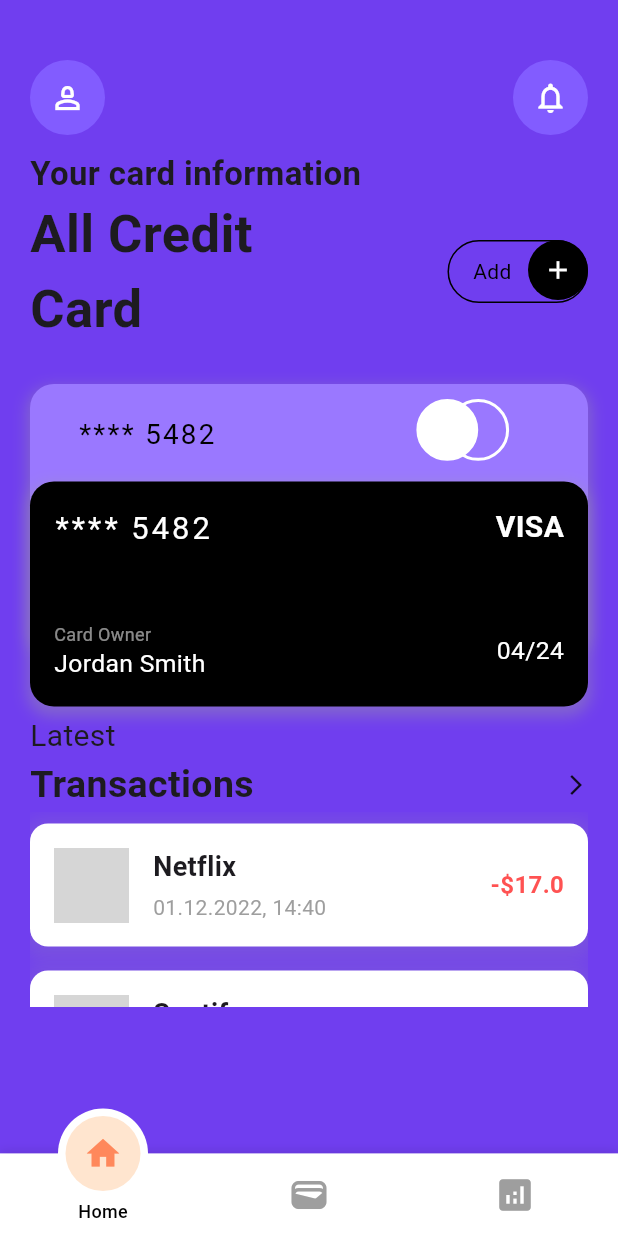
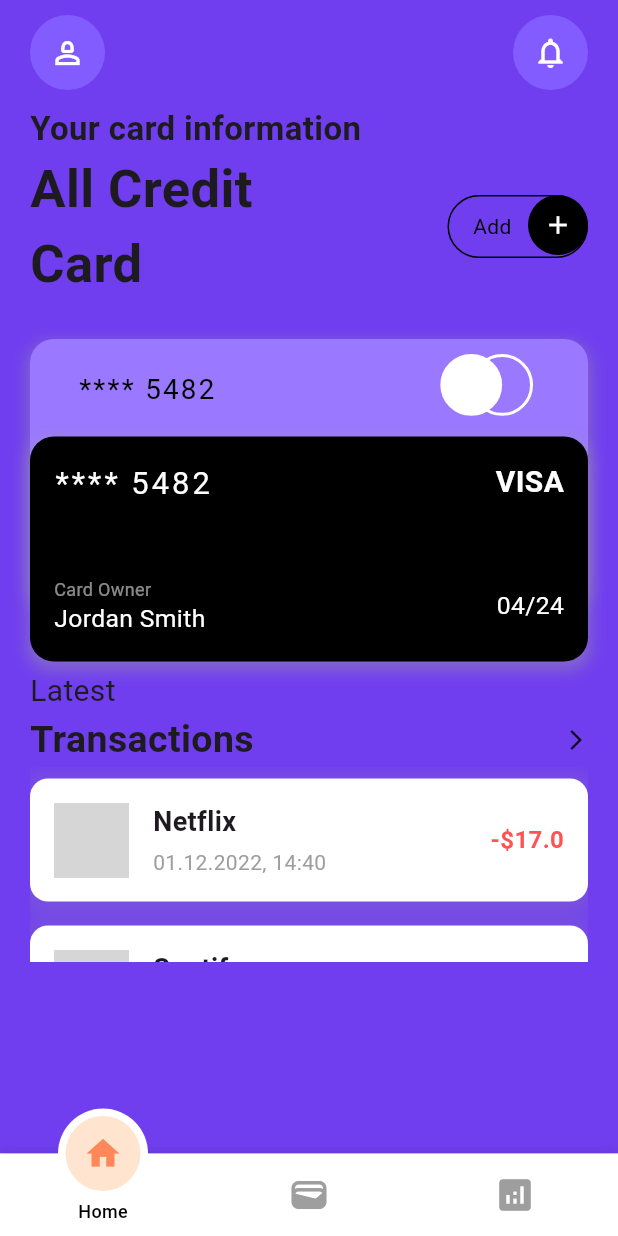
Before and after one commit to myaasiinh/banking_app, a Flutter app: the screen it shows after launch, on a phone screen of 412 x 824 dp. Run offline on Flutter 3.47's test engine with Material 3 defaults, Android fonts, the phone set to English and light mode, and no system bars; drawn by our look-alikes of motion_tab_bar_v2; Roboto replaces fonts that are missing (Poppins); grey boxes are pictures that could not be loaded.

Commit message:
improve home layout, analitik layout and several widget

```diff
--- a/lib/core/config/my_app.dart
+++ b/lib/core/config/my_app.dart
@@ -1,4 +1,5 @@
 import 'package:flutter/material.dart';
+
 import '../utils/route_app.dart';
 
 class MyApp extends StatelessWidget {
--- a/lib/core/global_component/credit_card_custom.dart
+++ b/lib/core/global_component/credit_card_custom.dart
@@ -7,12 +7,12 @@ class CreditCardCustom extends StatelessWidget {
   final String imageUrl;
 
   const CreditCardCustom({
-    Key? key,
+    super.key,
     required this.serviceName,
     required this.dateTime,
     required this.amount,
     required this.imageUrl,
-  }) : super(key: key);
+  });
 
   @override
   Widget build(BuildContext context) {
--- a/lib/core/utils/route_app.dart
+++ b/lib/core/utils/route_app.dart
@@ -1,6 +1,7 @@
 import 'package:banking_app/core/global_component/flutter_package.dart';
 import 'package:banking_app/features/main/main_menu_screen.dart';
 import 'package:flutter/material.dart';
+
 import '../../features/main/splash_screen.dart';
 
 class RouteApp {
--- a/lib/data/analitik/dummy/analitik_dummy.dart
+++ b/lib/data/analitik/dummy/analitik_dummy.dart
@@ -1,7 +1,6 @@
 import 'package:banking_app/core/constants/string.dart';
-import 'package:flutter/material.dart';
+
 import '../../../core/constants/colors.dart';
-import '../../../features/analitik/widgets/barchat_widget.dart';
 import '../model/analitik_model.dart';
 
 class AnalitikDummy {
--- a/lib/features/analitik/widgets/bar_chat_desc.dart
+++ b/lib/features/analitik/widgets/bar_chat_desc.dart
@@ -11,8 +11,8 @@ class BarChartDesc extends StatelessWidget {
     required this.color2,
     required this.textValue1,
     required this.textValue2,
-    Key? key,
-  }) : super(key: key);
+    super.key,
+  });
 
   @override
   Widget build(BuildContext context) {
--- a/lib/features/analitik/widgets/barchat_widget.dart
+++ b/lib/features/analitik/widgets/barchat_widget.dart
@@ -7,7 +7,7 @@ class BarChart extends StatelessWidget {
   final double barWidth;
   final double barSpacing;
 
-  BarChart({
+  const BarChart({super.key,
     required this.data,
     this.barWidth = 20.0,
     this.barSpacing = 10.0,
@@ -28,7 +28,7 @@ class BarChart extends StatelessWidget {
             barSpacing: barSpacing,
           ),
         ),
-        SizedBox(height: 8.0),
+        const SizedBox(height: 8.0),
         Text(data.text),
       ],
     );
@@ -79,7 +79,7 @@ class BarChartPainter extends CustomPainter {
       barHeight2,
     );
 
-    final Radius radius = Radius.circular(8.0);
+    const Radius radius = Radius.circular(8.0);
 
     final RRect rrect1 = RRect.fromRectAndRadius(rect1, radius);
     final RRect rrect2 = RRect.fromRectAndRadius(rect2, radius);
--- a/lib/features/analitik/widgets/tab_menu_widget.dart
+++ b/lib/features/analitik/widgets/tab_menu_widget.dart
@@ -1,3 +1,5 @@
+// ignore_for_file: library_private_types_in_public_api
+
 import 'package:banking_app/core/constants/colors.dart';
 import 'package:flutter/material.dart';
 
--- a/lib/features/home/home_screen.dart
+++ b/lib/features/home/home_screen.dart
@@ -1,7 +1,8 @@
 import 'package:banking_app/core/constants/colors.dart';
 import 'package:banking_app/core/constants/string.dart';
+import 'package:banking_app/core/global_component/flutter_package.dart';
 import 'package:flutter/material.dart';
-import 'package:banking_app/core/global_component/flutter_package.dart';
+
 import '../../core/global_component/credit_card_custom.dart';
 import '../../data/transaction/dummy/transaction_dummy.dart';
 import '../../data/transaction/model/transaction_model.dart';
@@ -21,7 +22,7 @@ class HomeScreen extends StatelessWidget {
       body: Column(
         crossAxisAlignment: CrossAxisAlignment.start,
         children: [
-          const SizedBox(height: 40),
+          const SizedBox(height: 10),
           _buildHeader(), // Top header
           const SizedBox(height: 10),
           _buildAfterHeader(),
@@ -184,7 +185,7 @@ class HomeScreen extends StatelessWidget {
                 StringText.transactions,
                 style: TextStyle(fontSize: 25, fontFamily: 'Poppins', fontWeight: FontWeight.bold),
               ),
-              const Icon(Icons.arrow_forward_ios, size: 16),
+              Icon(Icons.arrow_forward_ios, size: 16),
             ],
           ),
           SizedBox(
--- a/lib/features/home/widgets/credit_card_widget.dart
+++ b/lib/features/home/widgets/credit_card_widget.dart
@@ -30,8 +30,7 @@ class CreditCard extends StatelessWidget {
       ),
     );
   }
-
-  // Back Card with circle designs and card number on the left
+// Back Card with circle designs and card number on the left
   Widget _buildBackCard(double screenWidth) {
     return Transform.translate(
       offset: const Offset(0, -25), // Move the back card up
@@ -67,11 +66,12 @@ class CreditCard extends StatelessWidget {
               ),
             ),
             // Position the circles slightly upwards and to the right
+            // Adjust circle positioning and responsiveness
             Positioned(
               top: 10, // Adjust this value to move the circles upwards
-              right: 16, // Adjust for aligning with the card
+              right: screenWidth * 0.0001, // Shift circles to the right relative to screen width
               child: Row(
-                mainAxisAlignment: MainAxisAlignment.spaceAround, // Distribute space between circles
+                mainAxisAlignment: MainAxisAlignment.start, // Keep alignment
                 children: [
                   // First circle
                   Container(
@@ -85,7 +85,7 @@ class CreditCard extends StatelessWidget {
                   ),
                   // Second circle overlapping the first one
                   Transform.translate(
-                    offset: Offset(-screenWidth * 0.05, 0), // Adjust overlap based on screen width
+                    offset: Offset(-screenWidth * 0.05, 0), // Adjust overlap relative to screen width
                     child: Container(
                       width: screenWidth * 0.1,
                       height: screenWidth * 0.1,
@@ -99,6 +99,7 @@ class CreditCard extends StatelessWidget {
                 ],
               ),
             ),
+
           ],
         ),
       ),
--- a/lib/features/main/main_menu_screen.dart
+++ b/lib/features/main/main_menu_screen.dart
@@ -4,8 +4,9 @@ import 'package:banking_app/features/analitik/analitik_screen.dart';
 import 'package:banking_app/features/home/home_screen.dart';
 import 'package:banking_app/features/saldo/saldo_screen.dart';
 import 'package:flutter/material.dart';
+import 'package:motion_tab_bar_v2/motion-tab-bar.dart';
 import 'package:motion_tab_bar_v2/motion-tab-controller.dart';
-import 'package:motion_tab_bar_v2/motion-tab-bar.dart';
+
 import '../../core/constants/colors.dart';
 
 
@@ -39,7 +40,8 @@ class _MainScreenState extends State<MainMenuScreen> with TickerProviderStateMix
 
   @override
   Widget build(BuildContext context) {
-    return BaseWidgetContainer(
+    return SafeArea(
+      child: BaseWidgetContainer(
         body: Container(
           color: ColorUtils.purpleHoneycreeper,
           child: Center(
@@ -80,6 +82,7 @@ class _MainScreenState extends State<MainMenuScreen> with TickerProviderStateMix
             });
           },
         ),
+      ),
     );
   }
 }
--- a/lib/features/main/splash_screen.dart
+++ b/lib/features/main/splash_screen.dart
@@ -1,5 +1,6 @@
+import 'package:banking_app/core/global_component/flutter_package.dart';
 import 'package:flutter/material.dart';
-import 'package:banking_app/core/global_component/flutter_package.dart';
+
 import '../../core/constants/images.dart';
 
 class SplashScreen extends StatelessWidget {
--- a/lib/features/saldo/widgets/credit_card_section.dart
+++ b/lib/features/saldo/widgets/credit_card_section.dart
@@ -66,8 +66,8 @@ class CreditCardSection extends StatelessWidget {
           ),
         ),
         const SizedBox(height: 20),
-        Center(
-          child: const Text(
+        const Center(
+          child: Text(
             "40 540.74 USD",
             style: TextStyle(
               fontSize: 36,
--- a/lib/main.dart
+++ b/lib/main.dart
@@ -1,4 +1,5 @@
 import 'package:flutter/material.dart';
+
 import 'core/config/my_app.dart';
 
 void main() {
```
Also changed, not shown: lib/features/analitik/analitik_screen.dart (+3 -4 lines), lib/features/saldo/saldo_screen.dart (+4 -6 lines). Lines whose indentation alone changed are shown as unchanged.
